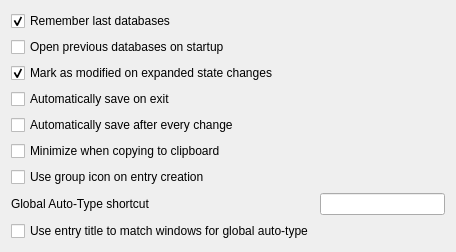
Qt form src/gui/SettingsWidgetGeneral.ui (keepassxreboot/keepassxc) before a commit.
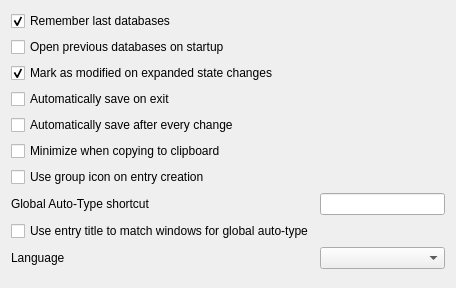
The same form after that commit. Custom widgets are drawn as their Qt base class.

```diff
--- a/src/gui/SettingsWidgetGeneral.ui
+++ b/src/gui/SettingsWidgetGeneral.ui
@@ -7,7 +7,7 @@
     <x>0</x>
     <y>0</y>
     <width>456</width>
-    <height>230</height>
+    <height>288</height>
    </rect>
   </property>
   <layout class="QFormLayout" name="formLayout">
@@ -86,6 +86,16 @@
      </property>
     </widget>
    </item>
+   <item row="9" column="0">
+    <widget class="QLabel" name="languageLabel">
+     <property name="text">
+      <string>Language</string>
+     </property>
+    </widget>
+   </item>
+   <item row="9" column="1">
+    <widget class="QComboBox" name="languageComboBox"/>
+   </item>
   </layout>
  </widget>
  <customwidgets>
```
